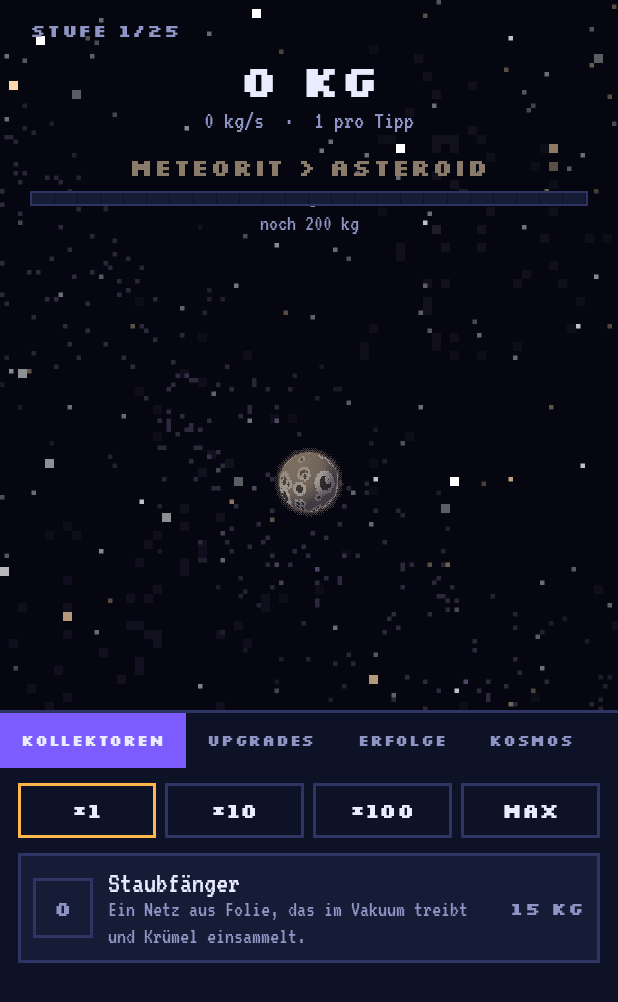
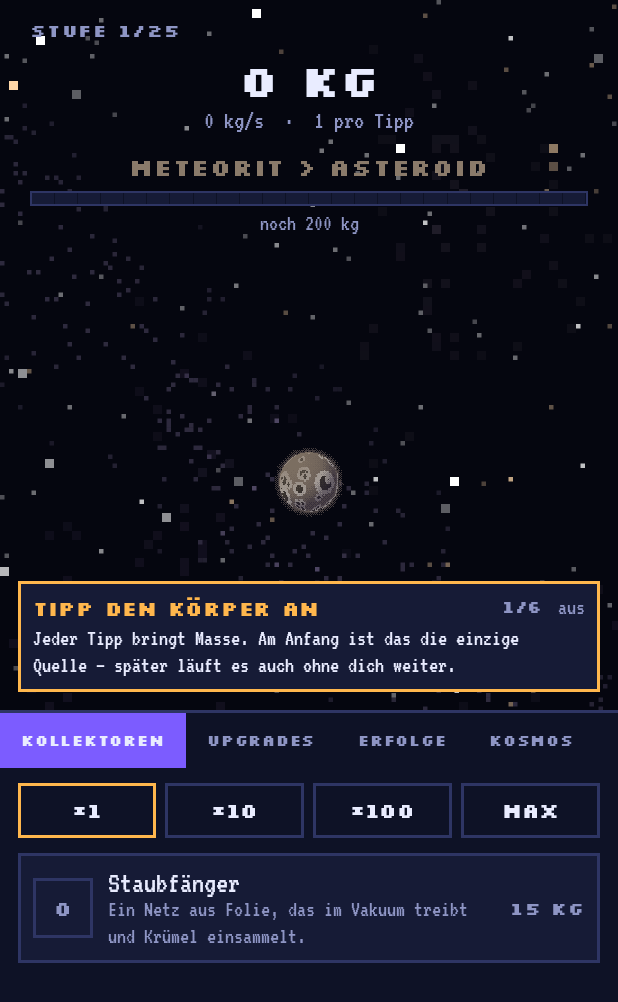
Before and after one commit to Staatseigentum/Boredom, an Android app built with Jetpack Compose: the screen it shows after launch (MainActivity), on a phone screen of 412 x 824 dp. Shown: the top 1002 px of the screen. Run offline under Robolectric (Android 15) with nearby library versions, the phone set to English and light mode, and no system bars; pictures from the network do not load; 1 statement that could not run was skipped.

Commit message:
Tutorial für die ersten fünf Minuten
Sechs Schritte, in der Reihenfolge, in der sie beim Spielen ohnehin kommen. Ein
Streifen unten am Körper statt einer Folge von Dialogen: Ein Idle-Spiel wird
mit einem Daumen und ohne Geduld gespielt, und ein Fenster, das man wegklicken
muss, bevor man das erste Mal tippen darf, wäre der denkbar schlechteste
Anfang. Der Streifen blockiert nichts, verschiebt nichts und verschwindet von
allein, sobald der Schritt erledigt ist.

Erledigt heißt: der Zustand hat die beschriebene Form — nicht, dass ein
bestimmter Knopf gedrückt wurde. Wer zehn Kollektoren kauft, bevor er
irgendetwas liest, hat damit die ersten drei Schritte hinter sich und wird
nicht durch sie zurückgeführt. Ein Test läuft die ganze Kette durch und
verlangt, dass jeder Schritt überhaupt erfüllbar ist — einer, den nichts
erfüllen kann, bliebe für immer stehen.

Wer schon kollabiert ist, sieht kein Wort davon. Und „aus" ist ein Wort und
kein Knopf: der Streifen ist das kleinste Ding auf dem Bildschirm, ein
gerahmtes Bedienelement darauf wöge mehr als das, was es wegräumt.

Co-Authored-By: Claude Opus 5 <noreply@anthropic.com>
Claude-Session: https://claude.ai/code/session_01BV92AJ6RXZD1ZXiHZtoz6c

```diff
--- a/app/src/main/kotlin/com/staatseigentum/kollaps/GameViewModel.kt
+++ b/app/src/main/kotlin/com/staatseigentum/kollaps/GameViewModel.kt
@@ -296,6 +296,11 @@ class GameViewModel(application: Application) : AndroidViewModel(application) {
         persist()
     }
 
+    fun dismissTutorial() {
+        _state.value = GameEngine.dismissTutorial(_state.value)
+        persist()
+    }
+
     fun setStatus(on: Boolean) {
         _state.value = GameEngine.setStatus(_state.value, on)
         persist()
--- a/app/src/main/kotlin/com/staatseigentum/kollaps/ui/AndroidGameScreen.kt
+++ b/app/src/main/kotlin/com/staatseigentum/kollaps/ui/AndroidGameScreen.kt
@@ -65,6 +65,7 @@ fun GameScreen(model: GameViewModel, updateModel: UpdateViewModel) {
             override fun setAutoBuy(on: Boolean) = model.setAutoBuy(on)
             override fun setReminders(on: Boolean) = model.setReminders(on)
             override fun setStatus(on: Boolean) = model.setStatus(on)
+            override fun dismissTutorial() = model.dismissTutorial()
             override fun setNumberFormat(format: NumberFormat) = model.setNumberFormat(format)
             override fun importSave(block: String): Boolean = model.importSave(block)
             override fun exportSave(): String = model.exportSave()
--- a/app/src/main/kotlin/com/staatseigentum/kollaps/ui/GameScreen.kt
+++ b/app/src/main/kotlin/com/staatseigentum/kollaps/ui/GameScreen.kt
@@ -140,6 +140,9 @@ interface GameActions {
 
     /** Whether a quiet line stays in the shade while the game is closed. */
     fun setStatus(on: Boolean)
+
+    /** Sends the first-steps nudge away for good. */
+    fun dismissTutorial()
 
     /** Picks how the very large numbers are written. */
     fun setNumberFormat(format: NumberFormat)
@@ -558,6 +561,15 @@ private fun TapArea(
             }
         }
 
+        // Along the bottom of the body, out of the way of the thumb that is tapping it.
+        TutorialHint(
+            state = state,
+            onDismiss = actions::dismissTutorial,
+            modifier = Modifier
+                .align(Alignment.BottomCenter)
+                .padding(bottom = 12.dp),
+        )
+
         // Last, so a comet is never covered by the body it drifts past.
         CometOverlay(
             state = state,
--- /dev/null
+++ b/app/src/main/kotlin/com/staatseigentum/kollaps/ui/TutorialHint.kt
@@ -0,0 +1,103 @@
+package com.staatseigentum.kollaps.ui
+
+import androidx.compose.animation.AnimatedVisibility
+import androidx.compose.animation.fadeIn
+import androidx.compose.animation.fadeOut
+import androidx.compose.foundation.clickable
+import androidx.compose.foundation.layout.Arrangement
+import androidx.compose.foundation.layout.Column
+import androidx.compose.foundation.layout.Row
+import androidx.compose.foundation.layout.Spacer
+import androidx.compose.foundation.layout.fillMaxWidth
+import androidx.compose.foundation.layout.height
+import androidx.compose.foundation.layout.padding
+import androidx.compose.foundation.layout.width
+import androidx.compose.material3.MaterialTheme
+import androidx.compose.material3.Text
+import androidx.compose.runtime.Composable
+import androidx.compose.ui.Alignment
+import androidx.compose.ui.Modifier
+import androidx.compose.ui.unit.dp
+import com.staatseigentum.kollaps.core.GameState
+import com.staatseigentum.kollaps.core.Tutorial
+import com.staatseigentum.kollaps.ui.theme.Ember
+import com.staatseigentum.kollaps.ui.theme.Muted
+import com.staatseigentum.kollaps.ui.theme.Starlight
+
+/**
+ * The first five minutes, said quietly.
+ *
+ * A strip at the bottom of the body rather than a sequence of dialogs. An idle game is played with
+ * one thumb and no patience for being taught, and a modal that has to be dismissed before the
+ * first tap would be the worst possible opening — so this never blocks anything, never moves
+ * anything, and goes away on its own the moment the step it describes is done.
+ *
+ * The step is read out of the state, so it also serves the player who did the thing before reading
+ * about it: they see the *next* one and never the one they already finished.
+ */
+@Composable
+fun TutorialHint(
+    state: GameState,
+    onDismiss: () -> Unit,
+    modifier: Modifier = Modifier,
+) {
+    val step = if (Tutorial.appliesTo(state)) Tutorial.current(state) else null
+    val sfx = LocalSfx.current
+
+    AnimatedVisibility(
+        visible = step != null,
+        enter = fadeIn(),
+        exit = fadeOut(),
+        modifier = modifier,
+    ) {
+        // Held from the last non-null value, so the strip fades out saying what it said rather
+        // than going blank for the length of the animation.
+        val shown = step ?: return@AnimatedVisibility
+
+        PixelPanel(
+            modifier = Modifier
+                .fillMaxWidth()
+                .padding(horizontal = 12.dp),
+            border = Ember,
+            padding = 10,
+        ) {
+            Row(
+                modifier = Modifier.fillMaxWidth(),
+                horizontalArrangement = Arrangement.SpaceBetween,
+                verticalAlignment = Alignment.Top,
+            ) {
+                Column(modifier = Modifier.weight(1f)) {
+                    Row(
+                        modifier = Modifier.fillMaxWidth(),
+                        horizontalArrangement = Arrangement.SpaceBetween,
+                    ) {
+                        PixelLabel(shown.title, color = Ember, size = 13)
+                        PixelLabel(
+                            text = "${Tutorial.position(state)}/${Tutorial.total}",
+                            color = Muted,
+                            size = 11,
+                        )
+                    }
+                    Spacer(Modifier.height(4.dp))
+                    Text(
+                        text = shown.text,
+                        style = MaterialTheme.typography.bodySmall,
+                        color = Starlight,
+                    )
+                }
+                Spacer(Modifier.width(10.dp))
+                // A word, not a button: the strip is already the smallest thing on screen and a
+                // framed control on it would weigh more than what it dismisses.
+                Text(
+                    text = "aus",
+                    style = MaterialTheme.typography.bodySmall,
+                    color = Muted,
+                    modifier = Modifier.clickable {
+                        sfx?.click()
+                        onDismiss()
+                    },
+                )
+            }
+        }
+    }
+}
--- a/core/src/main/kotlin/com/staatseigentum/kollaps/core/GameEngine.kt
+++ b/core/src/main/kotlin/com/staatseigentum/kollaps/core/GameEngine.kt
@@ -629,6 +629,7 @@ object GameEngine {
                 remindersOn = state.remindersOn,
                 statusOn = state.statusOn,
                 numberFormat = state.numberFormat,
+                tutorialDone = state.tutorialDone,
                 eventsAnswered = state.eventsAnswered,
                 // A story does not un-happen because the body did. The chain keeps the station it
                 // reached, so a collapse three answers in picks the fourth question back up.
@@ -691,6 +692,7 @@ object GameEngine {
                 remindersOn = state.remindersOn,
                 statusOn = state.statusOn,
                 numberFormat = state.numberFormat,
+                tutorialDone = state.tutorialDone,
                 eventsAnswered = state.eventsAnswered,
                 // The point of pressing it.
                 aeons = state.aeons + earned,
@@ -967,6 +969,7 @@ object GameEngine {
         remindersOn = state.remindersOn,
         statusOn = state.statusOn,
         numberFormat = state.numberFormat,
+        tutorialDone = state.tutorialDone,
         eventsAnswered = state.eventsAnswered,
         challengesDone = state.challengesDone,
         challengeDuos = state.challengeDuos,
@@ -1128,6 +1131,9 @@ object GameEngine {
     fun setReminders(state: GameState, on: Boolean): GameState = state.copy(remindersOn = on)
 
     fun setStatus(state: GameState, on: Boolean): GameState = state.copy(statusOn = on)
+
+    /** Sends the first-steps nudge away. There is deliberately no way to bring it back. */
+    fun dismissTutorial(state: GameState): GameState = state.copy(tutorialDone = true)
 
     /**
      * Picks how numbers are written.
--- a/core/src/main/kotlin/com/staatseigentum/kollaps/core/GameState.kt
+++ b/core/src/main/kotlin/com/staatseigentum/kollaps/core/GameState.kt
@@ -180,6 +180,15 @@ data class GameState(
     val numberFormat: String? = null,
 
     /**
+     * Whether the first-five-minutes nudge has been sent away for good.
+     *
+     * Only ever set by the player pressing the button on it. Finishing the last step hides it
+     * without setting this, because the two are different things: one is "there is nothing left
+     * to say", the other is "do not talk to me".
+     */
+    val tutorialDone: Boolean = false,
+
+    /**
      * Id of whatever is waiting for an answer, if anything.
      *
      * Either a [CosmicEvent] id or, while a chain is running, the id of the [ChainStation] on the
--- /dev/null
+++ b/core/src/main/kotlin/com/staatseigentum/kollaps/core/Tutorial.kt
@@ -0,0 +1,99 @@
+package com.staatseigentum.kollaps.core
+
+/**
+ * One thing to do, and how the game knows it has been done.
+ *
+ * The condition is a function of the state rather than something the screen reports, which is what
+ * keeps the whole thing honest: a step is finished because the game actually is in that shape, not
+ * because a particular button was pressed. A player who buys their first collector without ever
+ * reading the step has finished it, and one who does it by accident is not told to do it again.
+ */
+data class TutorialStep(
+    val id: String,
+    val title: String,
+    val text: String,
+    val isDone: (GameState) -> Boolean,
+)
+
+/**
+ * The first five minutes, and nothing beyond them.
+ *
+ * An idle game explains itself badly on its own: the first tap is obvious, the first collector is
+ * nearly obvious, and everything after that — that upgrades exist, that a body becomes a bigger
+ * body, that collapsing is a good idea and not a failure — is a thing this game simply never said.
+ *
+ * Six steps, in the order they come up by playing anyway. It is a nudge in the corner rather than
+ * a sequence of dialogs, and it can be sent away at any point: somebody who has played an idle
+ * game before knows all of this, and holding them up would be a worse first impression than
+ * saying nothing.
+ */
+object Tutorial {
+
+    val steps: List<TutorialStep> = listOf(
+        TutorialStep(
+            id = "tut_tap",
+            title = "Tipp den Körper an",
+            text = "Jeder Tipp bringt Masse. Am Anfang ist das die einzige Quelle — später " +
+                "läuft es auch ohne dich weiter.",
+            isDone = { it.taps >= 10 },
+        ),
+        TutorialStep(
+            id = "tut_collector",
+            title = "Kauf deinen ersten Kollektor",
+            text = "Im Laden rechts, Reiter Kollektoren. Ein Kollektor sammelt Masse, ohne " +
+                "dass du etwas tust — auch dann, wenn die App zu ist.",
+            isDone = { state -> state.collectors.values.sum() >= 1 },
+        ),
+        TutorialStep(
+            id = "tut_more",
+            title = "Und noch ein paar davon",
+            text = "Alle zehn Stück wird ein Kollektor dauerhaft besser. Der Knopf oben im " +
+                "Laden kauft gleich zehn oder hundert auf einmal.",
+            isDone = { state -> state.collectors.values.sum() >= 10 },
+        ),
+        TutorialStep(
+            id = "tut_upgrade",
+            title = "Kauf ein Upgrade",
+            text = "Reiter Upgrades. Kollektoren machen mehr Masse, Upgrades machen jede " +
+                "davon mehr wert — und sie sind es, die den Unterschied ausmachen.",
+            isDone = { it.upgrades.isNotEmpty() },
+        ),
+        TutorialStep(
+            id = "tut_tier",
+            title = "Werde größer",
+            text = "Genug Masse, und aus dem Gestein wird ein größerer Körper. Fünfundzwanzig " +
+                "Stufen gibt es, von einem Meteoriten bis zu etwas, aus dem nichts zurückkommt.",
+            isDone = { it.bestTier >= 1 },
+        ),
+        TutorialStep(
+            id = "tut_cosmos",
+            title = "Sieh dir den Kosmos-Reiter an",
+            text = "Dort steht, was noch kommt: der Kollaps, der alles zurücksetzt und dich " +
+                "dafür dauerhaft schneller macht, das Labor, die Automatik. Kein Grund zur " +
+                "Eile — aber gut zu wissen, dass es das gibt.",
+            isDone = { it.bestTier >= 3 },
+        ),
+    )
+
+    /** The step the player is on, or `null` once there is nothing left to say. */
+    fun current(state: GameState): TutorialStep? {
+        if (state.tutorialDone) return null
+        return steps.firstOrNull { !it.isDone(state) }
+    }
+
+    /** How far along the nudge is, for the little counter on it. */
+    fun position(state: GameState): Int =
+        steps.indexOfFirst { !it.isDone(state) }.let { if (it < 0) steps.size else it + 1 }
+
+    val total: Int get() = steps.size
+
+    /**
+     * Whether the tutorial should be offered at all.
+     *
+     * Anyone who has already collapsed, or who is loading a save from before this existed and is
+     * plainly past it, is not shown a word. A game explaining the first tap to somebody four
+     * hours in would be worse than never explaining it.
+     */
+    fun appliesTo(state: GameState): Boolean =
+        !state.tutorialDone && state.collapses == 0 && state.bestTier < steps.size
+}
--- a/desktop/src/main/kotlin/com/staatseigentum/kollaps/desktop/DesktopGame.kt
+++ b/desktop/src/main/kotlin/com/staatseigentum/kollaps/desktop/DesktopGame.kt
@@ -206,6 +206,10 @@ class DesktopGame(start: GameState = GameState.new(NOW)) : GameActions {
         state = GameEngine.setStatus(state, on)
     }
 
+    override fun dismissTutorial() {
+        state = GameEngine.dismissTutorial(state)
+    }
+
     override fun setNumberFormat(format: NumberFormat) {
         state = GameEngine.setNumberFormat(state, format)
     }
```
Also changed, not shown: 1 other file.
